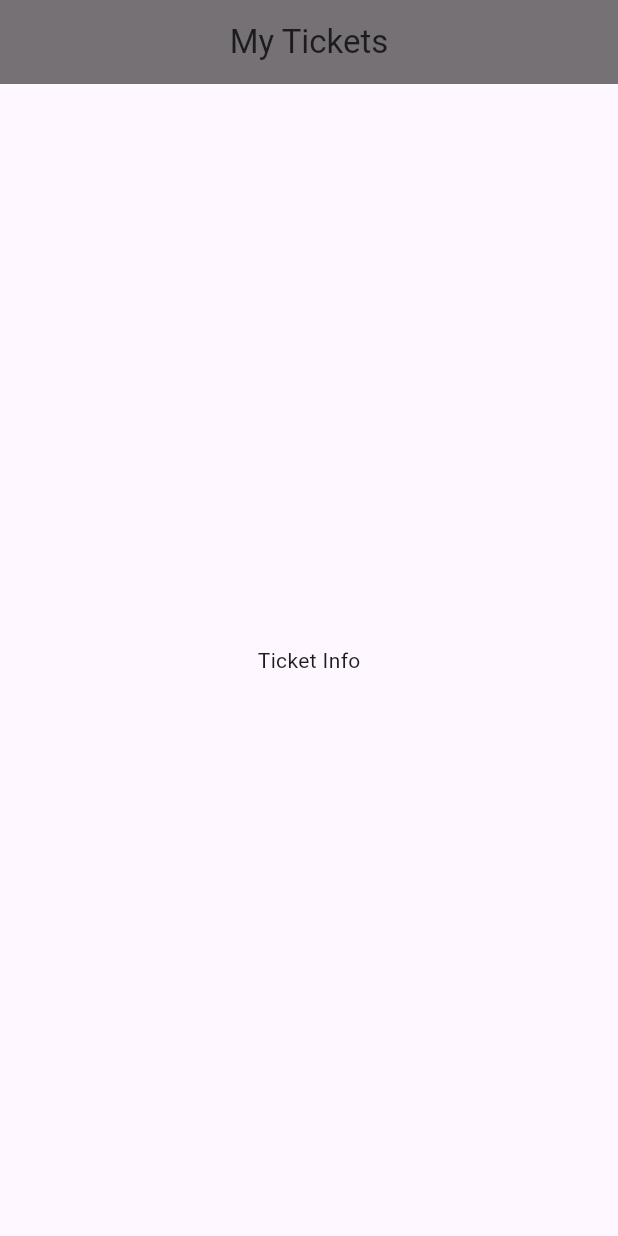
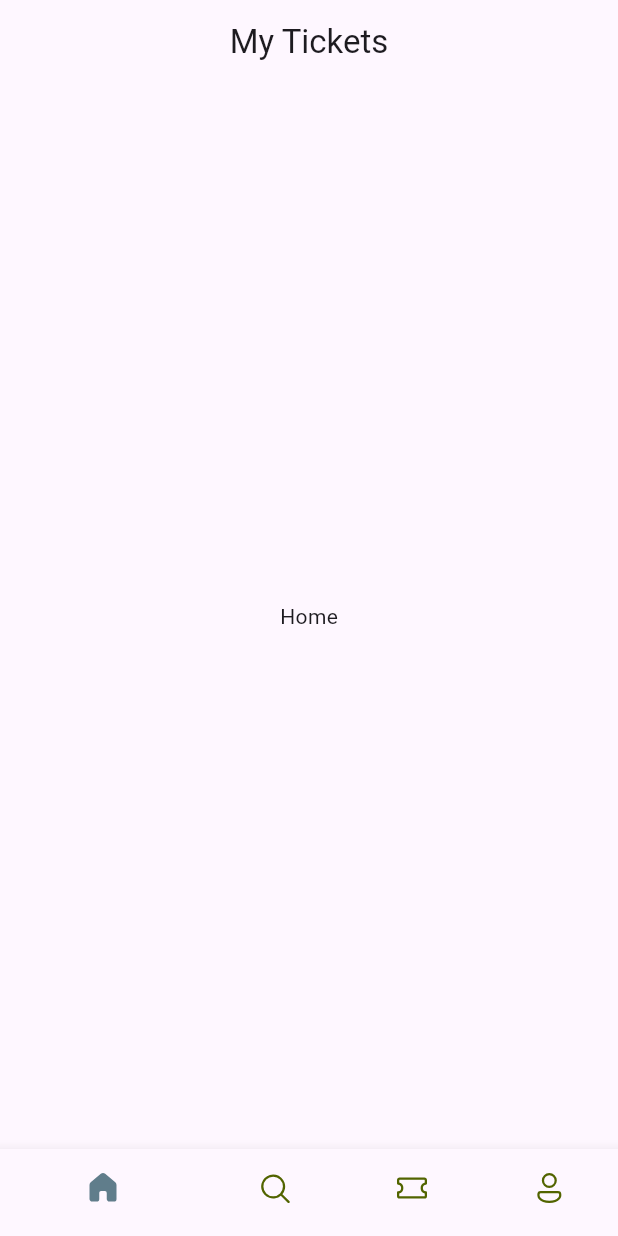
Before and after one commit to MeadShalehin/Ticket-Booking, a Flutter app: the screen it shows after launch, on a phone screen of 412 x 824 dp. Run offline on Flutter 3.47's test engine with Material 3 defaults, Android fonts, the phone set to English and light mode, and no system bars; our stand-ins replace fluentui_icons.

Commit message:
7th commit

```diff
--- a/lib/base/bottom_nav_bar.dart
+++ b/lib/base/bottom_nav_bar.dart
@@ -1,24 +1,69 @@
-import 'package:flutter/cupertino.dart';
+import 'package:fluentui_icons/fluentui_icons.dart';
 import 'package:flutter/material.dart';
+// Import Fluent UI Icons
 
 class BottomNavBar extends StatefulWidget {
-  const BottomNavBar({super.key});
+  const BottomNavBar({Key? key}) : super(key: key);
 
   @override
   State<BottomNavBar> createState() => _BottomNavBarState();
 }
 
 class _BottomNavBarState extends State<BottomNavBar> {
+
+  //list will iterate using index
+  final appScreens =[
+    Center(child: const Text("Home")),
+    Center(child: const Text("Search")),
+    Center(child: const Text("Tickets")),
+    Center(child: const Text("Porfile")),
+  ];
+
+
+  //change on tap on BottomNavBar
+  int _selectedIndex = 0;
+  void _onItemTapped(int index) {
+    _selectedIndex = index;
+    print("Tapped Index is $_selectedIndex}");
+
+  }
   @override
   Widget build(BuildContext context) {
     return Scaffold(
       appBar: AppBar(
-        backgroundColor: Colors.black54,
-        title: Center(child: Text("My Tickets")),
+        title: const Center(child: Text("My Tickets")),
       ),
-      body: Center(
-        child: Text("Ticket Info"),
+      body: appScreens[0],
+      bottomNavigationBar: BottomNavigationBar(
+        onTap: _onItemTapped,
+        selectedItemColor: Colors.blueGrey,
+        unselectedItemColor: const Color(0xFF526400),
+        showSelectedLabels: false,
+        items: const [
+          BottomNavigationBarItem(
+            icon: Icon(FluentSystemIcons.ic_fluent_home_regular),
+            activeIcon: Icon(FluentSystemIcons.ic_fluent_home_filled),// Home button icon
+            label: "Home",
+          ),
 
+          BottomNavigationBarItem(
+            icon: Icon(FluentSystemIcons.ic_fluent_search_regular),
+            activeIcon: Icon(FluentSystemIcons.ic_fluent_search_filled),// Home button icon
+            label: "Search",
+          ),
+
+          BottomNavigationBarItem(
+            icon: Icon(FluentSystemIcons.ic_fluent_ticket_regular),
+            activeIcon: Icon(FluentSystemIcons.ic_fluent_ticket_filled),// Home button icon
+            label: "Ticket",
+          ),
+
+          BottomNavigationBarItem(
+            icon: Icon(FluentSystemIcons.ic_fluent_person_regular),
+            activeIcon: Icon(FluentSystemIcons.ic_fluent_person_filled),// Home button icon
+            label: "Person",
+          ),
+        ],
       ),
     );
   }
--- a/pubspec.yaml
+++ b/pubspec.yaml
@@ -30,6 +30,7 @@ environment:
 dependencies:
   flutter:
     sdk: flutter
+  fluentui_icons: ^1.0.0
 
   # The following adds the Cupertino Icons font to your application.
   # Use with the CupertinoIcons class for iOS style icons.
```
Also changed, not shown: lib/main.dart (+10 -4 lines), lib/test.dart (deleted, +0 -21 lines), pubspec.lock.
